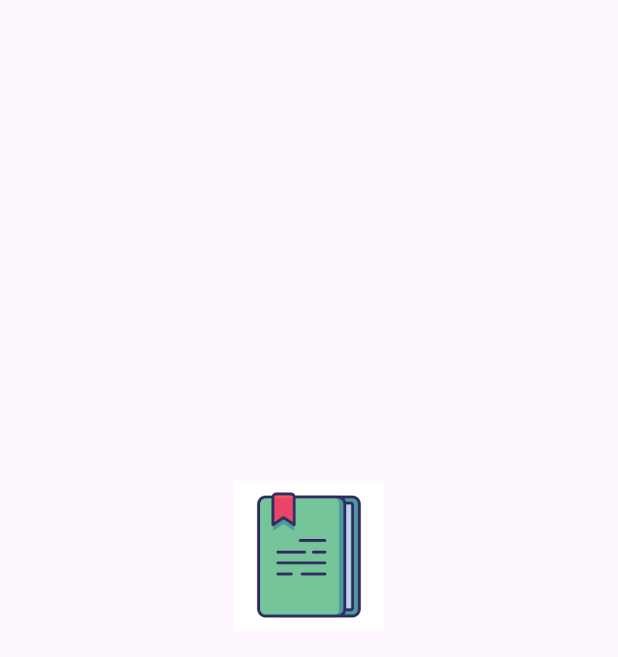
After one commit to bramastamp/app5-recycleview, an Android app: the BookDetailActivity screen opened directly, with no data from a screen before it, on a phone screen of 412 x 824 dp. The commit adds this screen. Shown: the top 657 px of the screen. Run offline under Robolectric (Android 15) with nearby library versions, the phone set to English and light mode, and no system bars.

Commit message:
feat: detail dan toast

```diff
--- a/app/src/main/AndroidManifest.xml
+++ b/app/src/main/AndroidManifest.xml
@@ -20,6 +20,9 @@
                 <category android:name="android.intent.category.LAUNCHER" />
             </intent-filter>
         </activity>
+
+        <activity android:name=".BookDetailActivity" />
+
     </application>
 
 </manifest>
--- /dev/null
+++ b/app/src/main/java/com/smkth/app4_recycleview/BookDetailActivity.kt
@@ -0,0 +1,29 @@
+package com.smkth.app4_recycleview
+
+import android.os.Bundle
+import android.widget.ImageView
+import android.widget.TextView
+import androidx.appcompat.app.AppCompatActivity
+import com.smkth.app4_recycleview.model.Book
+
+class BookDetailActivity : AppCompatActivity() {
+    override fun onCreate(savedInstanceState: Bundle?) {
+        super.onCreate(savedInstanceState)
+        setContentView(R.layout.activity_book_detail)
+
+        val imgBook: ImageView = findViewById(R.id.imgBookDetail)
+        val tvTitle: TextView = findViewById(R.id.tvTitleDetail)
+        val tvAuthor: TextView = findViewById(R.id.tvAuthorDetail)
+        val tvYear: TextView = findViewById(R.id.tvYearDetail)
+
+        // Ambil data dari intent
+        val title = intent.getStringExtra("title")
+        val author = intent.getStringExtra("author")
+        val year = intent.getStringExtra("year")
+
+        imgBook.setImageResource(R.drawable.book)
+        tvTitle.text = title
+        tvAuthor.text = author
+        tvYear.text = year
+    }
+}
--- a/app/src/main/java/com/smkth/app4_recycleview/MainActivity.kt
+++ b/app/src/main/java/com/smkth/app4_recycleview/MainActivity.kt
@@ -15,6 +15,7 @@ class MainActivity : AppCompatActivity() {
         val recyclerView = findViewById<RecyclerView>(R.id.recyclerView)
 
         recyclerView.layoutManager = LinearLayoutManager(this)
-        recyclerView.adapter = BookAdapter(DummyData.getBooks())
+        recyclerView.adapter = BookAdapter(this, DummyData.getBooks())
+
     }
 }
--- a/app/src/main/java/com/smkth/app4_recycleview/adapter/BookAdapter.kt
+++ b/app/src/main/java/com/smkth/app4_recycleview/adapter/BookAdapter.kt
@@ -1,16 +1,21 @@
 package com.smkth.app4_recycleview.adapter
 
+import android.content.Context
+import android.content.Intent
 import android.view.LayoutInflater
 import android.view.View
 import android.view.ViewGroup
 import android.widget.Button
 import android.widget.ImageView
 import android.widget.TextView
+import android.widget.Toast
 import androidx.recyclerview.widget.RecyclerView
 import com.smkth.app4_recycleview.model.Book
 import com.smkth.app4_recycleview.R
+import com.smkth.app4_recycleview.BookDetailActivity
 
 class BookAdapter(
+    private val context: Context,
     private val books: MutableList<Book>
 ) : RecyclerView.Adapter<BookAdapter.BookViewHolder>() {
 
@@ -35,6 +40,18 @@ class BookAdapter(
         holder.tvYear.text = book.tahun
         holder.imgBook.setImageResource(R.drawable.book)
 
+        // Klik item → buka detail
+        holder.itemView.setOnClickListener {
+            Toast.makeText(context, "Memilih: ${book.judul}", Toast.LENGTH_SHORT).show()
+
+            val intent = Intent(context, BookDetailActivity::class.java)
+            intent.putExtra("title", book.judul)
+            intent.putExtra("author", book.penulis)
+            intent.putExtra("year", book.tahun)
+            context.startActivity(intent)
+        }
+
+        // Hapus item ketika tombol ditekan
         holder.btnDelete.setOnClickListener {
             books.removeAt(position)
             notifyItemRemoved(position)
--- /dev/null
+++ b/app/src/main/res/layout/activity_book_detail.xml
@@ -0,0 +1,35 @@
+<?xml version="1.0" encoding="utf-8"?>
+<LinearLayout xmlns:android="http://schemas.android.com/apk/res/android"
+    android:layout_width="match_parent"
+    android:layout_height="match_parent"
+    android:gravity="center"
+    android:orientation="vertical"
+    android:padding="16dp">
+
+    <ImageView
+        android:id="@+id/imgBookDetail"
+        android:layout_width="100dp"
+        android:layout_height="100dp"
+        android:src="@drawable/book" />
+
+    <TextView
+        android:id="@+id/tvTitleDetail"
+        android:layout_width="wrap_content"
+        android:layout_height="wrap_content"
+        android:text="Judul Buku"
+        android:textSize="20sp"
+        android:textStyle="bold"
+        android:layout_marginTop="16dp" />
+
+    <TextView
+        android:id="@+id/tvAuthorDetail"
+        android:layout_width="wrap_content"
+        android:layout_height="wrap_content"
+        android:text="Penulis" />
+
+    <TextView
+        android:id="@+id/tvYearDetail"
+        android:layout_width="wrap_content"
+        android:layout_height="wrap_content"
+        android:text="Tahun Terbit" />
+</LinearLayout>
```
